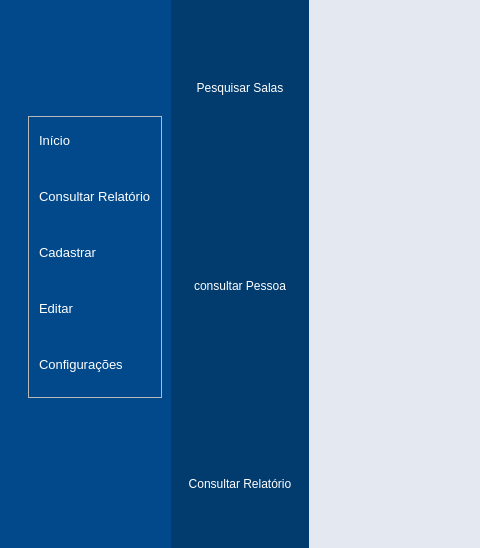
The window that App/view/ui/home.ui (Senac-SOR-ADS/Mapa-de-Sala) describes before a commit, drawn with Qt 5; both pictures show x 98 to 578 and y 117 to 665 of the 1260 by 777 pixel window.
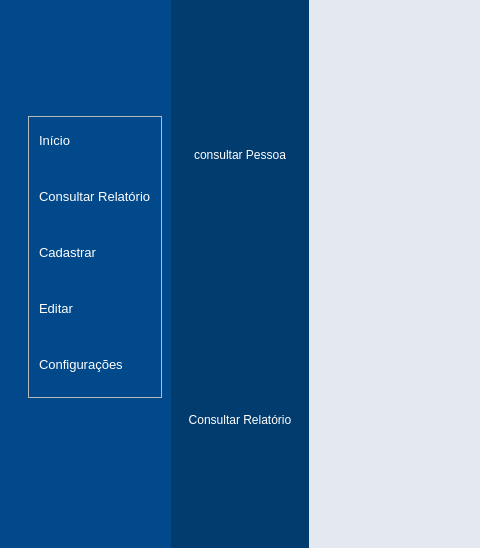
The same window after the commit. Icons and pictures are not drawn.

Commit message: mudando o local da tela de "pesquisar reserva" q agora e "editar reserva" ,_,

The edit to the form file:
```diff
--- a/App/view/ui/home.ui
+++ b/App/view/ui/home.ui
@@ -1167,25 +1167,6 @@
                   </widget>
                   <widget class="QWidget" name="busca">
                    <layout class="QVBoxLayout" name="verticalLayout_9">
-                    <item>
-                     <widget class="QPushButton" name="btnPesquisarSalas">
-                      <property name="minimumSize">
-                       <size>
-                        <width>119</width>
-                        <height>56</height>
-                       </size>
-                      </property>
-                      <property name="cursor">
-                       <cursorShape>PointingHandCursor</cursorShape>
-                      </property>
-                      <property name="text">
-                       <string>Pesquisar Salas</string>
-                      </property>
-                      <property name="autoExclusive">
-                       <bool>true</bool>
-                      </property>
-                     </widget>
-                    </item>
                     <item>
                      <widget class="QPushButton" name="pushButton_4">
                       <property name="minimumSize">
```
Left out of the diff: 1 changed line with no effect on the pictures. The commit also changes 2 other files.
